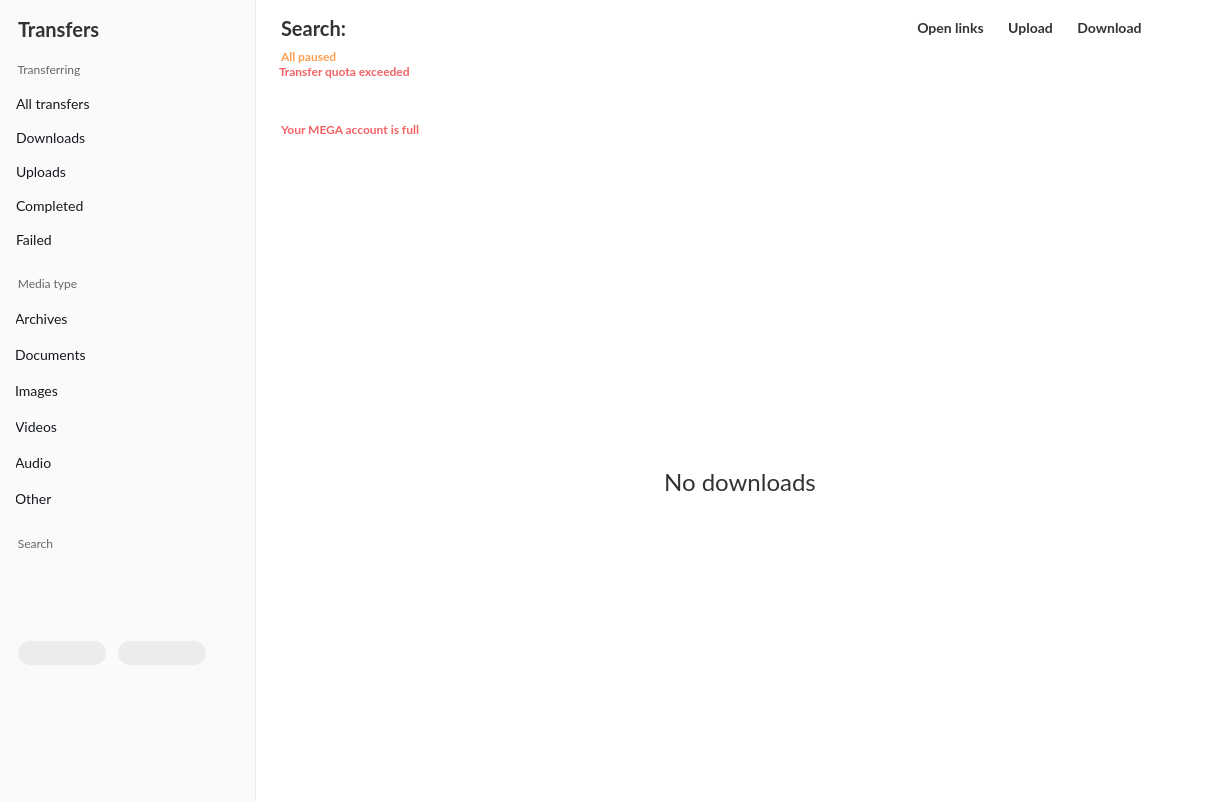
Above: src/MEGASync/transfers/gui/win/TransferManager.ui from meganz/MEGAsync before the change. Below: the same form after it.
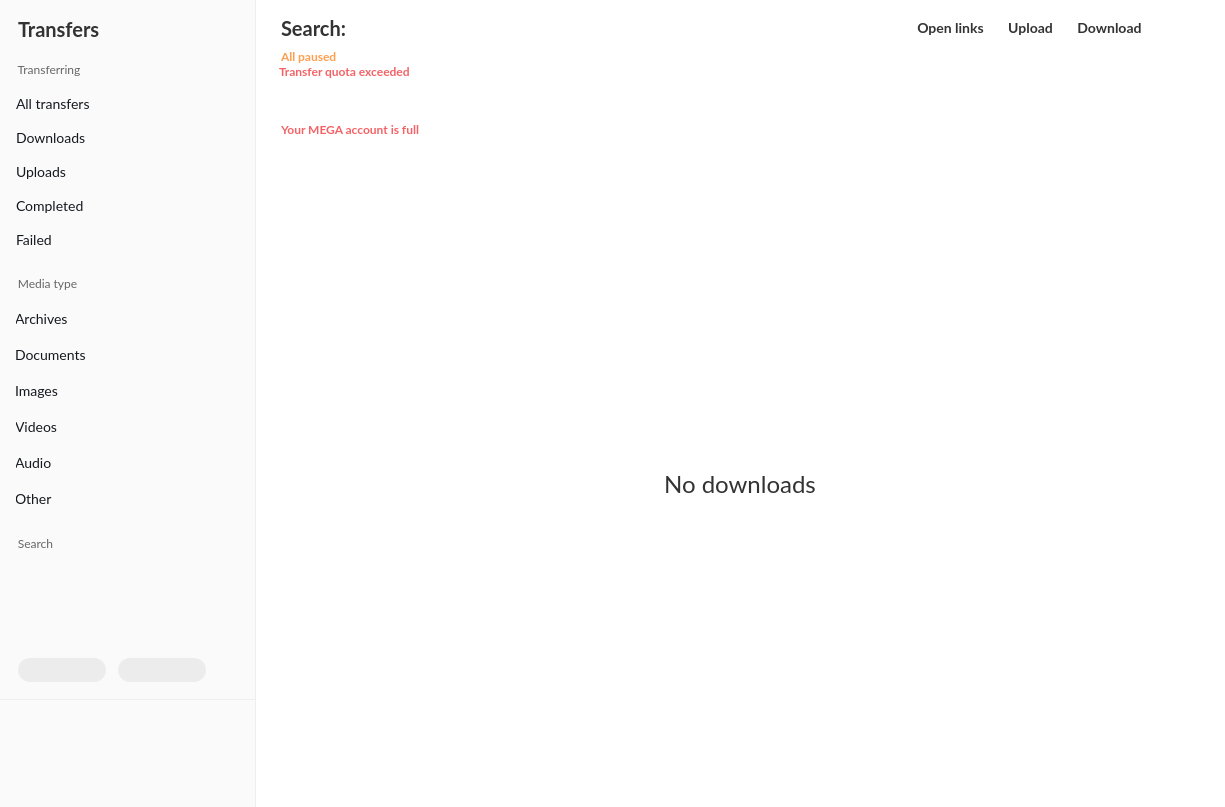
That is the form after the change. Icons and pictures are not drawn. Custom widgets are drawn as their Qt base class.

Commit message: Update transfer manager UI and transfers account info widget UI.

What changed in the file:
```diff
--- a/src/MEGASync/transfers/gui/win/TransferManager.ui
+++ b/src/MEGASync/transfers/gui/win/TransferManager.ui
@@ -10,7 +10,7 @@
     <x>0</x>
     <y>0</y>
     <width>1225</width>
-    <height>802</height>
+    <height>807</height>
    </rect>
   </property>
   <property name="windowTitle">
@@ -355,6 +355,81 @@
     font-weight: 400;
 }
 
+/* 
+	TransfersAccountInfoWidget
+*/
+
+#TransferManagerAccountInfo
+{
+	background-color: #FAFAFA;
+}
+
+#wSeparator
+{
+	background-color: #EEEEEE;
+}
+
+#bUpgrade
+{
+	font-family: Inter;
+	font-size: 12px;
+	line-height: 16px;
+	border: 1px solid #0000001A;
+	border-radius: 4px;
+	color: #FFFFFF;
+	padding: 0px 8px;
+	background-color:  #00BFA5;
+}
+
+#lStorage
+{
+	font-family: Inter;
+	font-size: 12px;
+	line-height: 18px;
+	color: #303233;
+}
+
+#bUpgrade::hover
+{
+	background-color:  #00A787;
+}
+
+#bUpgrade::pressed
+{
+	background-color: #00D7C2;
+}
+
+#bUpgrade::disabled
+{
+	background-color: #00BFA54D;
+}
+
+/* 
+	AccountTypeWidget
+*/
+
+#bAccountType
+{
+	font-family: Inter;
+	font-size: 10px;
+    line-height: 14px;
+	font-weight: 600;
+	border-radius: 4px;
+    padding: 0px 8px;
+}
+
+#bAccountType[level=&quot;free&quot;]
+{
+	background-color: #CFFCDB; /*colorToken.notification-success*/
+	color: #007C3E; /*colorToken.text-success*/
+}
+
+#bAccountType[level=&quot;pro&quot;]
+{
+	background-color: #FFE4E8; /*colorToken.notification-error*/
+    color: #E31B57; /*colorToken.text-error*/
+}
+
 </string>
   </property>
   <layout class="QHBoxLayout" name="TransferManagerLayout">
@@ -2191,10 +2266,22 @@
       </item>
       <item>
        <widget class="TransfersAccountInfoWidget" name="wAccountInfo" native="true">
+        <property name="sizePolicy">
+         <sizepolicy hsizetype="Preferred" vsizetype="Fixed">
+          <horstretch>0</horstretch>
+          <verstretch>0</verstretch>
+         </sizepolicy>
+        </property>
         <property name="minimumSize">
          <size>
           <width>0</width>
-          <height>108</height>
+          <height>96</height>
+         </size>
+        </property>
+        <property name="maximumSize">
+         <size>
+          <width>16777215</width>
+          <height>96</height>
          </size>
         </property>
        </widget>
```
The commit also changes 1 other file.
